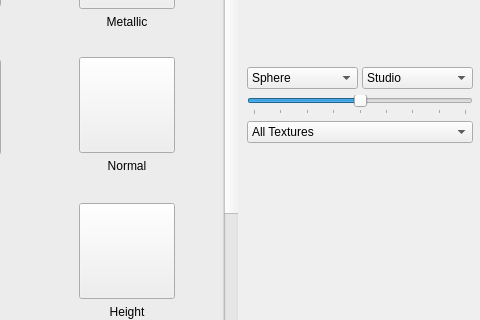
Before: the Qt Designer form ui/TextureMappingPanel.ui in 01Hub/ModelViewer, drawn with Qt 5; both pictures show x 150 to 630 and y 146 to 466 of the 630 by 714 pixel window.
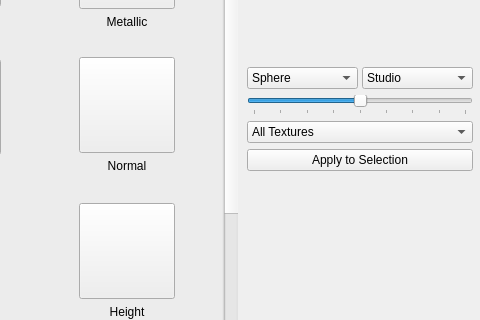
After: the same form once the commit is applied. Custom widgets are drawn as their Qt base class.

Commit message: Connected TextureMappingPanel apply

What changed in the file:
```diff
--- a/ui/TextureMappingPanel.ui
+++ b/ui/TextureMappingPanel.ui
@@ -1894,6 +1894,13 @@
         </item>
        </widget>
       </item>
+      <item>
+       <widget class="QPushButton" name="pushButtonApply">
+        <property name="text">
+         <string>Apply to Selection</string>
+        </property>
+       </widget>
+      </item>
       <item>
        <spacer name="verticalSpacerRight">
         <property name="orientation">
```
The commit also changes 9 other files.
